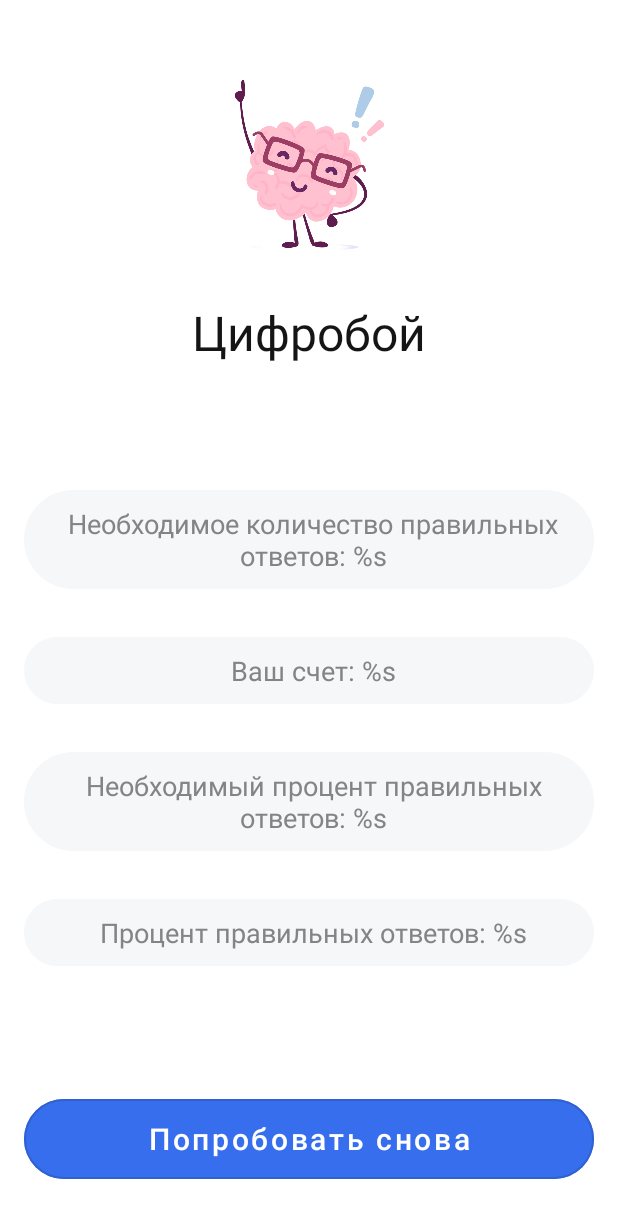
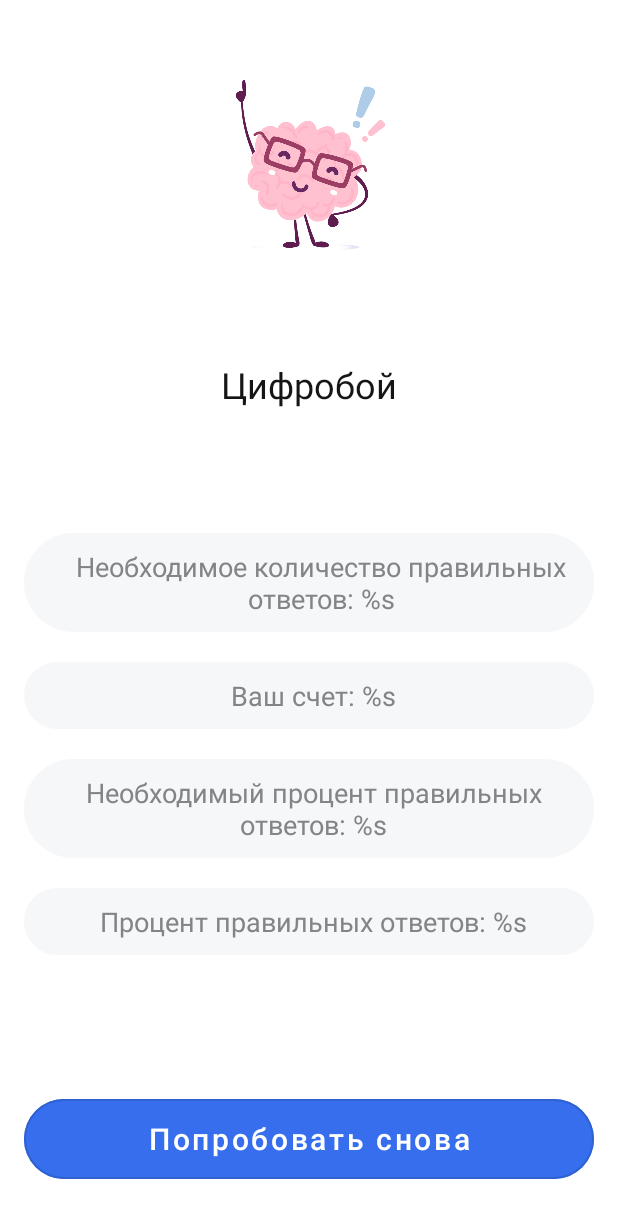
Before and after one commit to Hviksor/Composition, an Android app: the layout fragment_game_finished.xml on its own in the app's theme, with its tools: preview values and no code run, on a phone screen of 412 x 824 dp. Shown: the top 1218 px of the screen. Run offline under Robolectric (Android 15) with nearby library versions, the phone set to English and light mode, and no system bars.

Commit message:
add greetings textView on finished fragment

```diff
--- a/app/src/main/res/layout/fragment_choose_level.xml
+++ b/app/src/main/res/layout/fragment_choose_level.xml
@@ -26,8 +26,7 @@
             android:layout_marginEnd="16dp"
             android:text="@string/test_level"
             android:textAllCaps="false"
-            android:textSize="24sp"
-            android:visibility="gone"/>
+            android:textSize="24sp"/>
 
         <com.google.android.material.button.MaterialButton
             android:id="@+id/button_level_ease"
--- a/app/src/main/res/layout/fragment_game_finished.xml
+++ b/app/src/main/res/layout/fragment_game_finished.xml
@@ -22,10 +22,10 @@
             android:layout_width="200dp"
             android:layout_height="200dp"
             android:layout_margin="8dp"
+            android:layout_marginTop="24dp"
             android:contentDescription="@string/game_over"
             app:emojiResult="@{gameResult.winner}"
             app:layout_constraintEnd_toEndOf="parent"
-            app:layout_constraintHorizontal_bias="0.497"
             app:layout_constraintStart_toStartOf="parent"
             app:layout_constraintTop_toTopOf="parent"
             tools:srcCompat="@drawable/ic_smile" />
@@ -34,24 +34,50 @@
             android:id="@+id/tv_result_greetings"
             android:layout_width="match_parent"
             android:layout_height="wrap_content"
-            android:layout_marginTop="-8dp"
+            android:layout_marginTop="32dp"
             android:gravity="center_horizontal"
             android:text="@string/title"
             android:textColor="@color/black__my"
-            android:textSize="32sp"
+            android:textSize="24sp"
             android:textStyle="normal"
-            app:resultGreetings = "@{gameResult.winner}"
             app:layout_constraintEnd_toEndOf="parent"
             app:layout_constraintHorizontal_bias="0.0"
             app:layout_constraintStart_toStartOf="parent"
             app:layout_constraintTop_toBottomOf="@+id/emoji_result"
-            app:layout_constraintVertical_chainStyle="spread" />
+            app:layout_constraintVertical_chainStyle="spread"
+            app:resultGreetings="@{gameResult.winner}" />
 
         <TextView
             android:id="@+id/tv_required_answers"
             android:layout_width="match_parent"
             android:layout_height="wrap_content"
-            android:layout_margin="16dp"
+            android:layout_marginStart="16dp"
+            android:layout_marginTop="24dp"
+            android:layout_marginEnd="16dp"
+            android:layout_marginBottom="10dp"
+            android:background="@drawable/rounded_corner_view"
+            android:gravity="center_horizontal"
+            android:paddingStart="16dp"
+            android:paddingTop="10dp"
+            android:paddingBottom="10dp"
+            android:textColor="@color/grey_my"
+            android:textSize="18sp"
+            app:layout_constraintBottom_toTopOf="@+id/tv_score_answers"
+            app:layout_constraintEnd_toEndOf="parent"
+            app:layout_constraintStart_toStartOf="parent"
+            app:layout_constraintTop_toBottomOf="@+id/tv_result_greetings"
+            app:layout_constraintVertical_chainStyle="packed"
+            app:requiredAnswers="@{gameResult.gameSettings.minCountOfRightAnswers}"
+            tools:text="@string/required_score" />
+
+        <TextView
+            android:id="@+id/tv_required_percentage"
+            android:layout_width="match_parent"
+            android:layout_height="wrap_content"
+            android:layout_marginStart="16dp"
+            android:layout_marginTop="10dp"
+            android:layout_marginEnd="16dp"
+            android:layout_marginBottom="10dp"
             android:background="@drawable/rounded_corner_view"
             android:gravity="center_horizontal"
             android:paddingStart="16dp"
@@ -60,19 +86,21 @@
             android:paddingBottom="10dp"
             android:textColor="@color/grey_my"
             android:textSize="18sp"
-            app:layout_constraintBottom_toTopOf="@+id/tv_score_answers"
-            app:layout_constraintEnd_toEndOf="@+id/tv_score_answers"
-            app:layout_constraintStart_toStartOf="@+id/tv_score_answers"
-            app:layout_constraintTop_toBottomOf="@+id/tv_result_greetings"
-            app:layout_constraintVertical_chainStyle="packed"
-            app:requiredAnswers="@{gameResult.gameSettings.minCountOfRightAnswers}"
-            tools:text="@string/required_score" />
+            app:layout_constraintBottom_toTopOf="@+id/tv_score_percentage"
+            app:layout_constraintEnd_toEndOf="parent"
+            app:layout_constraintStart_toStartOf="parent"
+            app:layout_constraintTop_toBottomOf="@+id/tv_score_answers"
+            app:requiredPercentage="@{gameResult.gameSettings.minPercentOfRightAnswers}"
+            tools:text="@string/required_percentage" />
 
         <TextView
             android:id="@+id/tv_score_answers"
             android:layout_width="match_parent"
             android:layout_height="wrap_content"
-            android:layout_margin="16dp"
+            android:layout_marginStart="16dp"
+            android:layout_marginTop="10dp"
+            android:layout_marginEnd="16dp"
+            android:layout_marginBottom="10dp"
             android:background="@drawable/rounded_corner_view"
             android:gravity="center_horizontal"
             android:paddingStart="16dp"
@@ -90,30 +118,13 @@
             tools:text="@string/score_answers" />
 
         <TextView
-            android:id="@+id/tv_required_percentage"
-            android:layout_width="match_parent"
-            android:layout_height="wrap_content"
-            android:layout_margin="16dp"
-            android:background="@drawable/rounded_corner_view"
-            android:gravity="center_horizontal"
-            android:paddingStart="16dp"
-            android:paddingTop="10dp"
-            android:paddingEnd="10dp"
-            android:paddingBottom="10dp"
-            android:textColor="@color/grey_my"
-            android:textSize="18sp"
-            app:layout_constraintBottom_toTopOf="@+id/tv_score_percentage"
-            app:layout_constraintEnd_toEndOf="parent"
-            app:layout_constraintStart_toStartOf="parent"
-            app:layout_constraintTop_toBottomOf="@+id/tv_score_answers"
-            app:requiredPercentage="@{gameResult.gameSettings.minPercentOfRightAnswers}"
-            tools:text="@string/required_percentage" />
-
-        <TextView
             android:id="@+id/tv_score_percentage"
             android:layout_width="match_parent"
             android:layout_height="wrap_content"
-            android:layout_margin="16dp"
+            android:layout_marginStart="16dp"
+            android:layout_marginTop="10dp"
+            android:layout_marginEnd="16dp"
+            android:layout_marginBottom="32dp"
             android:background="@drawable/rounded_corner_view"
             android:gravity="center_horizontal"
             android:paddingStart="16dp"
--- a/app/src/main/res/values/strings.xml
+++ b/app/src/main/res/values/strings.xml
@@ -18,6 +18,6 @@
     <string name="required_percentage">Необходимый процент правильных ответов: %s</string>
     <string name="required_score">Необходимое количество правильных ответов: %s</string>
     <string name="result_greetings_positive">Оличный результат!</string>
-    <string name="result_greetings_negative">Может быть в следующий раз.</string>
+    <string name="result_greetings_negative">Давай ещё разок!</string>
 
 </resources>
--- a/app/src/main/res/values/style.xml
+++ b/app/src/main/res/values/style.xml
@@ -5,7 +5,7 @@
         <item name="android:clickable">true</item>
         <item name="android:focusable">true</item>
         <item name="android:padding">16dp</item>
-        <item name="android:textSize">36sp</item>
+        <item name="android:textSize">48sp</item>
         <item name="android:gravity">center</item>
         <item name="android:textColor">@color/white</item>
     </style>
```
Also changed, not shown: app/src/main/java/com/example/composition/data/GameRepositoryImpl.kt (+5 -5 lines), app/src/main/res/layout/fragment_game.xml (+13 -9 lines).
